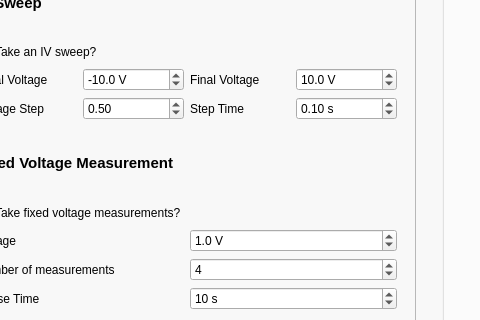
Old version of the form src/transistor_tools_GUI.ui in the repository AFMD/conductivity-K2400; both pictures show x 177 to 657 and y 346 to 666 of the 739 by 983 pixel window.
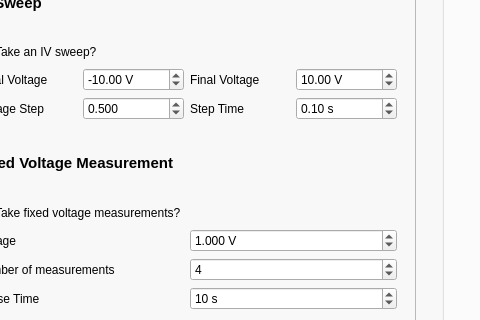
New version of the form. Icons and pictures are not drawn. Custom widgets are drawn as their Qt base class.

The edit to the form file:
```diff
--- a/src/transistor_tools_GUI.ui
+++ b/src/transistor_tools_GUI.ui
@@ -166,7 +166,7 @@
                   <string> V</string>
                  </property>
                  <property name="decimals">
-                  <number>1</number>
+                  <number>3</number>
                  </property>
                  <property name="maximum">
                   <double>100.000000000000000</double>
@@ -295,6 +295,9 @@
                  <property name="accessibleName">
                   <string>stepSize</string>
                  </property>
+                 <property name="decimals">
+                  <number>3</number>
+                 </property>
                  <property name="minimum">
                   <double>0.000000000000000</double>
                  </property>
@@ -318,7 +321,7 @@
                   <string> V</string>
                  </property>
                  <property name="decimals">
-                  <number>1</number>
+                  <number>2</number>
                  </property>
                  <property name="minimum">
                   <double>-50.000000000000000</double>
@@ -354,7 +357,7 @@
                   <string> V</string>
                  </property>
                  <property name="decimals">
-                  <number>1</number>
+                  <number>2</number>
                  </property>
                  <property name="minimum">
                   <double>-50.000000000000000</double>
```
